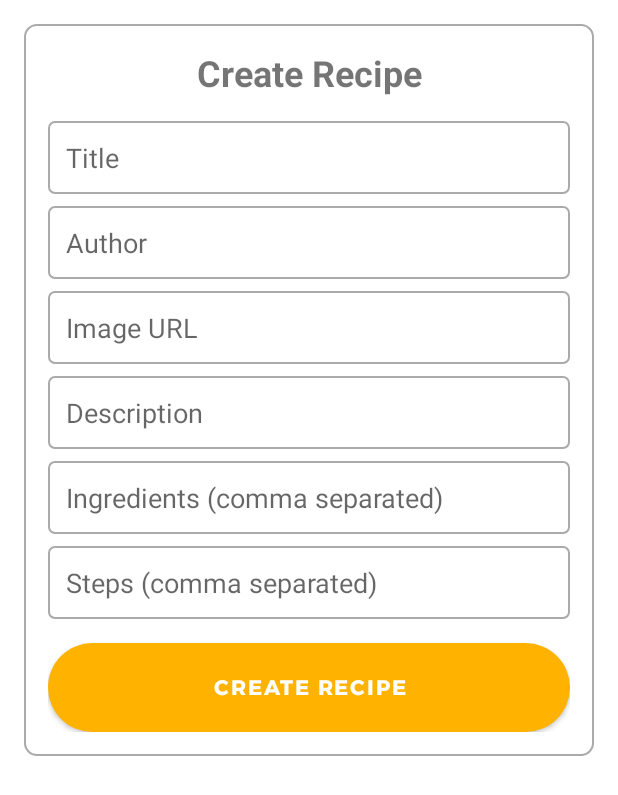
After one commit to luthfiabdllh/COOKIT_UAS, an Android app: the CreateRecipes screen opened directly, with no data from a screen before it, on a phone screen of 412 x 824 dp. The commit adds this screen. Shown: the top 795 px of the screen. Run offline under Robolectric (Android 15) with nearby library versions, the phone set to English and light mode, and no system bars.

Commit message:
last change

```diff
--- /dev/null
+++ b/app/src/main/java/com/example/cookit/CreateRecipes.kt
@@ -0,0 +1,70 @@
+package com.example.cookit
+
+import android.content.Intent
+import android.os.Bundle
+import android.util.Log
+import android.widget.Toast
+import androidx.appcompat.app.AppCompatActivity
+import com.example.cookit.data.model.Recipes
+import com.example.cookit.data.network.ApiClient
+import com.example.cookit.data.network.ApiService
+import com.example.cookit.databinding.ActivityCreateRecipesBinding
+import com.google.gson.Gson
+import okhttp3.MediaType.Companion.toMediaTypeOrNull
+import okhttp3.RequestBody.Companion.toRequestBody
+import retrofit2.Call
+import retrofit2.Callback
+import retrofit2.Response
+
+class CreateRecipes : AppCompatActivity() {
+    private lateinit var binding: ActivityCreateRecipesBinding
+    private lateinit var client: ApiService
+
+    override fun onCreate(savedInstanceState: Bundle?) {
+        super.onCreate(savedInstanceState)
+        binding = ActivityCreateRecipesBinding.inflate(layoutInflater)
+        setContentView(binding.root)
+
+        client = ApiClient.instance
+
+        binding.btnCreate.setOnClickListener {
+            val title = binding.etTitle.text.toString()
+            val author = binding.etAuthor.text.toString()
+            val image = binding.etImage.text.toString()
+            val description = binding.etDescription.text.toString()
+            val ingredients = binding.etIngredients.text.toString().split(",").map { it.trim() }
+            val steps = binding.etSteps.text.toString().split(",").map { it.trim() }
+
+            val jsonData = Gson().toJson(
+                mapOf(
+                    "title" to title,
+                    "author" to author,
+                    "image" to image,
+                    "description" to description,
+                    "ingredients" to ingredients,
+                    "steps" to steps
+                )
+            )
+
+            val requestBody = jsonData.toRequestBody("application/json".toMediaTypeOrNull())
+
+            val client = ApiClient.instance
+            val response = client.createRecipes(requestBody)
+
+            response.enqueue(object : Callback<Recipes> {
+                override fun onResponse(call: Call<Recipes>, response: Response<Recipes>) {
+                    if (response.isSuccessful) {
+                        Toast.makeText(this@CreateRecipes, "berhasil menambah data", Toast.LENGTH_SHORT).show()
+                        finish()
+                    }
+                    else {
+                        Log.e("API Error", "Response not successful or body is null")
+                    }
+                }
+                override fun onFailure(call: Call<Recipes>, t: Throwable) {
+                    Toast.makeText(this@CreateRecipes, "Koneksi error", Toast.LENGTH_LONG).show()
+                }
+            })
+        }
+    }
+}
--- a/app/src/main/java/com/example/cookit/data/model/Recipes.kt
+++ b/app/src/main/java/com/example/cookit/data/model/Recipes.kt
@@ -4,11 +4,12 @@ import com.google.gson.annotations.SerializedName
 import androidx.room.Entity
 import androidx.room.PrimaryKey
 
+
 @Entity(tableName = "recipes_table")
 data class Recipes(
     @PrimaryKey
     @SerializedName("_id")
-    val id: String,
+    val id: String ,
     @SerializedName("title")
     val title: String,
     @SerializedName("author")
--- a/app/src/main/java/com/example/cookit/data/model/User.kt
+++ b/app/src/main/java/com/example/cookit/data/model/User.kt
@@ -8,5 +8,7 @@ data class User(
     @SerializedName("email")
     val email: String,
     @SerializedName("password")
-    val password: String
+    val password: String,
+    @SerializedName("role")
+    val role: String,
 )
--- a/app/src/main/java/com/example/cookit/data/network/ApiService.kt
+++ b/app/src/main/java/com/example/cookit/data/network/ApiService.kt
@@ -2,10 +2,13 @@ package com.example.cookit.data.network
 
 import com.example.cookit.data.model.Recipes
 import com.example.cookit.data.model.User
+import okhttp3.RequestBody
 import retrofit2.Call
 import retrofit2.http.Body
+import retrofit2.http.DELETE
 import retrofit2.http.GET
 import retrofit2.http.POST
+import retrofit2.http.Path
 
 interface ApiService {
     @POST("table-users") // endpoint sesuai API Anda
@@ -17,5 +20,11 @@ interface ApiService {
     @GET("table-recipess")
     fun getAllRecipes(): Call<List<Recipes>>
 
+    @DELETE("table-recipess/{id}")
+    fun deleteRecipes(@Path("id") recipeId: String): Call<Recipes>
+
+    @POST("table-recipess") // endpoint sesuai API Anda
+    fun createRecipes(@Body rawJson: RequestBody): Call<Recipes>
+
 
 }
--- a/app/src/main/java/com/example/cookit/ui/auth/RegisterActivity.kt
+++ b/app/src/main/java/com/example/cookit/ui/auth/RegisterActivity.kt
@@ -27,7 +27,8 @@ class RegisterActivity : AppCompatActivity() {
                 val name = signupEtName.text.toString().trim()
                 val email = signupEtEmail.text.toString().trim()
                 val password = signupEtPassword.text.toString().trim()
-                val user = User(name, email, password)
+                val role = "user"
+                val user = User(name, email, password, role)
 
                 if(email.isEmpty() || password.isEmpty() || name.isEmpty() ) {
                     showToast("Please fill in all fields.")
--- a/app/src/main/java/com/example/cookit/ui/dashboard/DashboardFragment.kt
+++ b/app/src/main/java/com/example/cookit/ui/dashboard/DashboardFragment.kt
@@ -52,6 +52,7 @@ class DashboardFragment : Fragment(), UserOnClick {
         recipeDao = db!!.RecipeDAO()!!
 
         recipesAdapter = RecipesAdapter(recipesList, ArrayList(), this) { recipes ->
+            Toast.makeText(requireContext(), "pencett", Toast.LENGTH_SHORT).show()
             val intentToDetail = Intent(requireContext(), DetailActivity::class.java)
             intentToDetail.putExtra("id", recipes.id)
             intentToDetail.putExtra("title", recipes.title)
@@ -114,5 +115,8 @@ class DashboardFragment : Fragment(), UserOnClick {
     override fun bookmark(recipes: Recipes) {
         executorService.execute { recipeDao.insert(recipes) }
         Toast.makeText(requireContext(), "Bookmarked", Toast.LENGTH_SHORT).show()
+        val intent = Intent("com.example.cookit.BOOKMARK_ACTION")
+        intent.putExtra("recipe_title", "Test Recipe")
+        context?.sendBroadcast(intent)
     }
 }
--- a/app/src/main/java/com/example/cookit/ui/detail/DetailActivity.kt
+++ b/app/src/main/java/com/example/cookit/ui/detail/DetailActivity.kt
@@ -41,8 +41,6 @@ class DetailActivity : AppCompatActivity() {
                 ?.joinToString(separator = "\n")
 
             btBack.setOnClickListener {
-                val intent = Intent(this@DetailActivity, MainActivity::class.java)
-                startActivity(intent)
                 finish()
             }
         }
--- /dev/null
+++ b/app/src/main/res/drawable/baseline_add_24.xml
@@ -0,0 +1,5 @@
+<vector xmlns:android="http://schemas.android.com/apk/res/android" android:height="24dp" android:tint="#000000" android:viewportHeight="24" android:viewportWidth="24" android:width="24dp">
+
+    <path android:fillColor="@android:color/white" android:pathData="M19,13h-6v6h-2v-6H5v-2h6V5h2v6h6v2z"/>
+
+</vector>
--- /dev/null
+++ b/app/src/main/res/drawable/baseline_delete_24.xml
@@ -0,0 +1,5 @@
+<vector xmlns:android="http://schemas.android.com/apk/res/android" android:height="24dp" android:tint="#FFFFFF" android:viewportHeight="24" android:viewportWidth="24" android:width="24dp">
+
+    <path android:fillColor="@android:color/white" android:pathData="M6,19c0,1.1 0.9,2 2,2h8c1.1,0 2,-0.9 2,-2V7H6v12zM19,4h-3.5l-1,-1h-5l-1,1H5v2h14V4z"/>
+
+</vector>
--- /dev/null
+++ b/app/src/main/res/drawable/edit_text_background.xml
@@ -0,0 +1,6 @@
+<?xml version="1.0" encoding="utf-8"?>
+<shape xmlns:android="http://schemas.android.com/apk/res/android">
+    <solid android:color="@android:color/white" />
+    <corners android:radius="4dp" />
+    <stroke android:width="1dp" android:color="@android:color/darker_gray" />
+</shape>
--- /dev/null
+++ b/app/src/main/res/drawable/rounded_corner_background.xml
@@ -0,0 +1,7 @@
+<?xml version="1.0" encoding="utf-8"?>
+<shape xmlns:android="http://schemas.android.com/apk/res/android">
+    <solid android:color="@android:color/white" />
+    <corners android:radius="8dp" />
+    <padding android:left="16dp" android:top="16dp" android:right="16dp" android:bottom="16dp" />
+    <stroke android:width="1dp" android:color="@android:color/darker_gray" />
+</shape>
--- /dev/null
+++ b/app/src/main/res/layout/activity_create_recipes.xml
@@ -0,0 +1,104 @@
+<?xml version="1.0" encoding="utf-8"?>
+<LinearLayout xmlns:android="http://schemas.android.com/apk/res/android"
+    xmlns:app="http://schemas.android.com/apk/res-auto"
+    xmlns:tools="http://schemas.android.com/tools"
+    android:id="@+id/main"
+    android:layout_width="match_parent"
+    android:layout_height="match_parent"
+    tools:context=".CreateRecipes">
+
+    <!-- res/layout/activity_create_recipe.xml -->
+    <ScrollView xmlns:android="http://schemas.android.com/apk/res/android"
+        android:layout_width="match_parent"
+        android:layout_height="match_parent"
+        android:padding="16dp">
+
+        <LinearLayout
+            android:layout_width="match_parent"
+            android:layout_height="wrap_content"
+            android:orientation="vertical"
+            android:padding="16dp"
+            android:background="@drawable/rounded_corner_background">
+
+            <TextView
+                android:layout_width="match_parent"
+                android:layout_height="wrap_content"
+                android:text="Create Recipe"
+                android:textSize="24sp"
+                android:textStyle="bold"
+                android:gravity="center"
+                android:paddingBottom="16dp" />
+
+            <EditText
+                android:id="@+id/etTitle"
+                android:layout_width="match_parent"
+                android:layout_height="wrap_content"
+                android:hint="Title"
+                android:inputType="text"
+                android:padding="12dp"
+                android:background="@drawable/edit_text_background" />
+
+            <EditText
+                android:id="@+id/etAuthor"
+                android:layout_width="match_parent"
+                android:layout_height="wrap_content"
+                android:hint="Author"
+                android:inputType="text"
+                android:padding="12dp"
+                android:background="@drawable/edit_text_background"
+                android:layout_marginTop="8dp" />
+
+            <EditText
+                android:id="@+id/etImage"
+                android:layout_width="match_parent"
+                android:layout_height="wrap_content"
+                android:hint="Image URL"
+                android:inputType="textUri"
+                android:padding="12dp"
+                android:background="@drawable/edit_text_background"
+                android:layout_marginTop="8dp" />
+
+            <EditText
+                android:id="@+id/etDescription"
+                android:layout_width="match_parent"
+                android:layout_height="wrap_content"
+                android:hint="Description"
+                android:inputType="textMultiLine"
+                android:padding="12dp"
+                android:background="@drawable/edit_text_background"
+                android:layout_marginTop="8dp" />
+
+            <EditText
+                android:id="@+id/etIngredients"
+                android:layout_width="match_parent"
+                android:layout_height="wrap_content"
+                android:hint="Ingredients (comma separated)"
+                android:inputType="text"
+                android:padding="12dp"
+                android:background="@drawable/edit_text_background"
+                android:layout_marginTop="8dp" />
+
+            <EditText
+                android:id="@+id/etSteps"
+                android:layout_width="match_parent"
+                android:layout_height="wrap_content"
+                android:hint="Steps (comma separated)"
+                android:inputType="text"
+                android:padding="12dp"
+                android:background="@drawable/edit_text_background"
+                android:layout_marginTop="8dp" />
+
+            <Button
+                android:id="@+id/btnCreate"
+                android:layout_width="match_parent"
+                android:layout_height="wrap_content"
+                android:text="Create Recipe"
+                android:background="@drawable/button_submit"
+                android:textColor="@android:color/white"
+                android:fontFamily="@font/montserrat_bold"
+                android:padding="12dp"
+                android:layout_marginTop="16dp" />
+        </LinearLayout>
+    </ScrollView>
+
+</LinearLayout>
```
Also changed, not shown: app/src/main/AndroidManifest.xml (+11 -6 lines), app/src/main/java/com/example/cookit/AdminHomePage.kt (added, +134 -0 lines), app/src/main/java/com/example/cookit/ui/auth/LoginActivity.kt (+11 -4 lines), app/src/main/java/com/example/cookit/util/NotificationReceiver.kt (+37 -1 lines), app/src/main/java/com/example/cookit/util/PrefManager.kt (+11 -0 lines), app/src/main/java/com/example/cookit/util/RecipesAdapterAdmin.kt (added, +106 -0 lines), app/src/main/res/layout/activity_admin_home_page.xml (added, +74 -0 lines), app/src/main/res/layout/recipes_item_admin.xml (added, +83 -0 lines).
